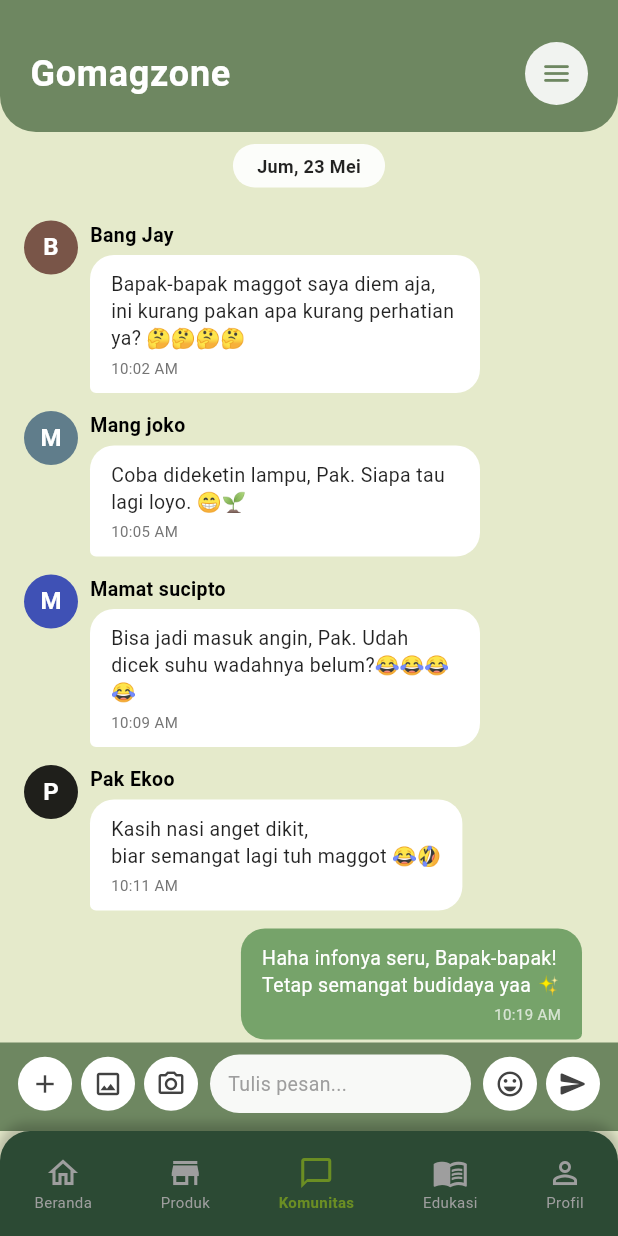
After one commit to ameliawaruwu/Go-Maggot-Flutter, a Flutter app: the ForumChatPage screen opened by its route, on a phone screen of 412 x 824 dp. The commit adds this screen. Run offline on Flutter 3.47's test engine with Material 3 defaults, Android fonts, the phone set to English and light mode, and no system bars.

Commit message:
halaman komunitas doneeee

```diff
--- /dev/null
+++ b/lib/forum_chat.dart
@@ -0,0 +1,370 @@
+import 'package:flutter/material.dart';
+import 'komponen-navbar.dart';
+
+class ForumChatPage extends StatelessWidget {
+  const ForumChatPage({super.key});
+
+  // warna-warna utama
+  static const Color topBarColor = Color(0xFF6E8761);      // hijau tua bar atas
+  static const Color pageBgColor = Color(0xFFE5EACB);     // hijau muda background
+  static const Color bubbleBgLight = Colors.white;
+  static const Color bubbleBgSelf = Color(0xFF76A36A);    // hijau balon chat kita
+  static const Color bottomBarColor = Color(0xFF6E8761);
+
+  @override
+  Widget build(BuildContext context) {
+    return Scaffold(
+      backgroundColor: pageBgColor,
+      appBar: PreferredSize(
+        preferredSize: const Size.fromHeight(120),
+        child: _buildTopBar(),
+      ),
+      body: Column(
+        children: [
+          const SizedBox(height: 8),
+          _buildDateChip(),
+          const SizedBox(height: 8),
+          const Expanded(
+            child: _ChatList(),
+          ),
+          const _ChatInputBar(),
+        ],
+      ),
+
+      // Komunitas = index 2 di CustomBottomNavBar kamu
+      bottomNavigationBar: const CustomBottomNavBar(
+        indexSelected: 2,
+      ),
+    );
+  }
+
+  // app bar custom mirip desain
+  Widget _buildTopBar() {
+    return Container(
+      decoration: const BoxDecoration(
+        color: topBarColor,
+        borderRadius: BorderRadius.only(
+          bottomLeft: Radius.circular(24),
+          bottomRight: Radius.circular(24),
+        ),
+      ),
+      padding: const EdgeInsets.only(
+        top: 28,
+        left: 20,
+        right: 20,
+        bottom: 18,
+      ),
+      child: SafeArea(
+        bottom: false,
+        child: Row(
+          mainAxisAlignment: MainAxisAlignment.spaceBetween,
+          children: [
+            const Text(
+              'Gomagzone',
+              style: TextStyle(
+                color: Colors.white,
+                fontSize: 24,
+                fontWeight: FontWeight.w700,
+                letterSpacing: 0.5,
+              ),
+            ),
+            Container(
+              padding: const EdgeInsets.all(10),
+              decoration: BoxDecoration(
+                color: Colors.white.withOpacity(0.9),
+                shape: BoxShape.circle,
+              ),
+              child: const Icon(
+                Icons.menu_rounded,
+                size: 22,
+                color: topBarColor,
+              ),
+            ),
+          ],
+        ),
+      ),
+    );
+  }
+
+  // chip tanggal "Jum, 23 Mei"
+  Widget _buildDateChip() {
+    return Center(
+      child: Container(
+        padding: const EdgeInsets.symmetric(horizontal: 16, vertical: 6),
+        decoration: BoxDecoration(
+          color: Colors.white.withOpacity(0.9),
+          borderRadius: BorderRadius.circular(16),
+        ),
+        child: const Text(
+          'Jum, 23 Mei',
+          style: TextStyle(
+            fontSize: 12,
+            fontWeight: FontWeight.w600,
+            color: Colors.black87,
+          ),
+        ),
+      ),
+    );
+  }
+}
+
+class _ChatList extends StatelessWidget {
+  const _ChatList();
+
+  @override
+  Widget build(BuildContext context) {
+    // daftar chat statis biar mirip desain
+    final messages = <_ChatMessage>[
+      _ChatMessage(
+        senderName: 'Bang Jay',
+        isMe: false,
+        avatarColor: Colors.brown,
+        text:
+            'Bapak-bapak maggot saya diem aja, ini kurang pakan apa kurang perhatian ya? 🤔🤔🤔🤔',
+        time: '10:02 AM',
+      ),
+      _ChatMessage(
+        senderName: 'Mang joko',
+        isMe: false,
+        avatarColor: Colors.blueGrey,
+        text: 'Coba dideketin lampu, Pak. Siapa tau lagi loyo. 😁🌱',
+        time: '10:05 AM',
+      ),
+      _ChatMessage(
+        senderName: 'Mamat sucipto',
+        isMe: false,
+        avatarColor: Colors.indigo,
+        text:
+            'Bisa jadi masuk angin, Pak. Udah dicek suhu wadahnya belum?😂😂😂😂',
+        time: '10:09 AM',
+      ),
+      _ChatMessage(
+        senderName: 'Pak Ekoo',
+        isMe: false,
+        avatarColor: Colors.black87,
+        text: 'Kasih nasi anget dikit,\nbiar semangat lagi tuh maggot 😂🤣',
+        time: '10:11 AM',
+      ),
+      _ChatMessage(
+        senderName: 'Saya',
+        isMe: true,
+        avatarColor: ForumChatPage.bubbleBgSelf,
+        text:
+            'Haha infonya seru, Bapak-bapak!\nTetap semangat budidaya yaa ✨',
+        time: '10:19 AM',
+      ),
+      _ChatMessage(
+        senderName: 'Mang joko',
+        isMe: false,
+        avatarColor: Colors.blueGrey,
+        text:
+            'Siap Admin! Kalau maggot saya sukses, saya traktir teh manis seember 😂🫖',
+        time: '10:23 AM',
+      ),
+    ];
+
+    return ListView.builder(
+      padding: const EdgeInsets.symmetric(horizontal: 16, vertical: 8),
+      itemCount: messages.length,
+      itemBuilder: (context, index) {
+        final msg = messages[index];
+        return _ChatBubble(message: msg);
+      },
+    );
+  }
+}
+
+class _ChatMessage {
+  final String senderName;
+  final bool isMe;
+  final Color avatarColor;
+  final String text;
+  final String time;
+
+  _ChatMessage({
+    required this.senderName,
+    required this.isMe,
+    required this.avatarColor,
+    required this.text,
+    required this.time,
+  });
+}
+
+class _ChatBubble extends StatelessWidget {
+  final _ChatMessage message;
+
+  const _ChatBubble({required this.message});
+
+  @override
+  Widget build(BuildContext context) {
+    final isMe = message.isMe;
+
+    final bubble = Container(
+      constraints: const BoxConstraints(maxWidth: 260),
+      padding: const EdgeInsets.symmetric(horizontal: 14, vertical: 10),
+      decoration: BoxDecoration(
+        color:
+            isMe ? ForumChatPage.bubbleBgSelf : ForumChatPage.bubbleBgLight,
+        borderRadius: BorderRadius.only(
+          topLeft: const Radius.circular(16),
+          topRight: const Radius.circular(16),
+          bottomLeft: Radius.circular(isMe ? 16 : 4),
+          bottomRight: Radius.circular(isMe ? 4 : 16),
+        ),
+      ),
+      child: Column(
+        crossAxisAlignment:
+            isMe ? CrossAxisAlignment.end : CrossAxisAlignment.start,
+        children: [
+          Text(
+            message.text,
+            style: TextStyle(
+              fontSize: 13,
+              color: isMe ? Colors.white : Colors.black87,
+              height: 1.4,
+            ),
+          ),
+          const SizedBox(height: 4),
+          Text(
+            message.time,
+            style: TextStyle(
+              fontSize: 10,
+              color: (isMe ? Colors.white70 : Colors.grey[600]),
+            ),
+          ),
+        ],
+      ),
+    );
+
+    // baris dengan avatar + nama + bubble
+    return Padding(
+      padding: const EdgeInsets.symmetric(vertical: 6),
+      child: Row(
+        crossAxisAlignment: CrossAxisAlignment.start,
+        mainAxisAlignment:
+            isMe ? MainAxisAlignment.end : MainAxisAlignment.start,
+        children: [
+          if (!isMe) ...[
+            _AvatarCircle(
+              color: message.avatarColor,
+              initials:
+                  message.senderName.isNotEmpty ? message.senderName[0] : '?',
+            ),
+            const SizedBox(width: 8),
+          ],
+          Flexible(
+            child: Column(
+              crossAxisAlignment:
+                  isMe ? CrossAxisAlignment.end : CrossAxisAlignment.start,
+              children: [
+                if (!isMe)
+                  Text(
+                    message.senderName,
+                    style: const TextStyle(
+                      fontWeight: FontWeight.w600,
+                      fontSize: 13,
+                    ),
+                  ),
+                if (!isMe) const SizedBox(height: 4),
+                bubble,
+              ],
+            ),
+          ),
+          if (isMe) const SizedBox(width: 8),
+        ],
+      ),
+    );
+  }
+}
+
+class _AvatarCircle extends StatelessWidget {
+  final Color color;
+  final String initials;
+
+  const _AvatarCircle({
+    required this.color,
+    required this.initials,
+  });
+
+  @override
+  Widget build(BuildContext context) {
+    return CircleAvatar(
+      radius: 18,
+      backgroundColor: color,
+      child: Text(
+        initials.toUpperCase(),
+        style: const TextStyle(
+          color: Colors.white,
+          fontWeight: FontWeight.bold,
+        ),
+      ),
+    );
+  }
+}
+
+class _ChatInputBar extends StatelessWidget {
+  const _ChatInputBar();
+
+  @override
+  Widget build(BuildContext context) {
+    return Container(
+      color: ForumChatPage.bottomBarColor,
+      padding: const EdgeInsets.fromLTRB(12, 8, 12, 12),
+      child: SafeArea(
+        top: false,
+        child: Row(
+          children: [
+            // ikon + dan lainnya
+            Row(
+              children: [
+                _iconCircle(Icons.add),
+                const SizedBox(width: 6),
+                _iconCircle(Icons.image_outlined),
+                const SizedBox(width: 6),
+                _iconCircle(Icons.camera_alt_outlined),
+              ],
+            ),
+            const SizedBox(width: 8),
+            // text field bubble
+            Expanded(
+              child: Container(
+                padding: const EdgeInsets.symmetric(
+                    horizontal: 12, vertical: 10),
+                decoration: BoxDecoration(
+                  color: Colors.white.withOpacity(0.95),
+                  borderRadius: BorderRadius.circular(24),
+                ),
+                child: const Text(
+                  'Tulis pesan...',
+                  style: TextStyle(
+                    fontSize: 13,
+                    color: Colors.grey,
+                  ),
+                ),
+              ),
+            ),
+            const SizedBox(width: 8),
+            _iconCircle(Icons.emoji_emotions_outlined),
+            const SizedBox(width: 6),
+            _iconCircle(Icons.send_rounded),
+          ],
+        ),
+      ),
+    );
+  }
+
+  Widget _iconCircle(IconData icon) {
+    return Container(
+      padding: const EdgeInsets.all(8),
+      decoration: const BoxDecoration(
+        shape: BoxShape.circle,
+        color: Colors.white,
+      ),
+      child: Icon(
+        icon,
+        size: 20,
+        color: Colors.grey[800],
+      ),
+    );
+  }
+}
--- a/lib/home_page.dart
+++ b/lib/home_page.dart
@@ -1,29 +1,34 @@
 import 'package:flutter/material.dart';
 import 'komponen-navbar.dart';
 import 'galeri.dart';
-import 'notifikasi.dart'; // <--- 1. IMPORT FILE NOTIFIKASI
+import 'notifikasi.dart';
 
 class HomePage extends StatelessWidget {
   const HomePage({super.key});
 
+  // warna yang dipakai berulang
+  static const Color primaryDarkGreen = Color(0xFF385E39);
+  static const Color accentLightGreen = Color(0xFF6E9E4F);
+  static const Color secondaryTextColor = Colors.white;
+
   @override
   Widget build(BuildContext context) {
-    // Definisi Warna Lokal
-    const Color primaryDarkGreen = Color(0xFF385E39);
-    const Color accentLightGreen = Color(0xFF6E9E4F);
-    const Color secondaryTextColor = Colors.white;
-
     return Scaffold(
       backgroundColor: Colors.white,
 
-      // --- APP BAR ---
+      // APP BAR
       appBar: AppBar(
         backgroundColor: primaryDarkGreen,
         automaticallyImplyLeading: false,
         elevation: 0,
         toolbarHeight: 90,
         flexibleSpace: Container(
-          padding: const EdgeInsets.only(top: 40, left: 20, right: 20, bottom: 10),
+          padding: const EdgeInsets.only(
+            top: 40,
+            left: 20,
+            right: 20,
+            bottom: 10,
+          ),
           decoration: const BoxDecoration(
             color: primaryDarkGreen,
             borderRadius: BorderRadius.only(
@@ -35,7 +40,7 @@ class HomePage extends StatelessWidget {
             mainAxisAlignment: MainAxisAlignment.spaceBetween,
             crossAxisAlignment: CrossAxisAlignment.center,
             children: [
-              // Logo Teks
+              // Logo teks GoMaggot
               RichText(
                 text: const TextSpan(
                   style: TextStyle(
@@ -57,22 +62,30 @@ class HomePage extends StatelessWidget {
                   ],
                 ),
               ),
-              // Ikon Kanan
+
+              // Icon search + notifikasi
               Row(
                 children: [
                   IconButton(
-                    icon: const Icon(Icons.search, color: secondaryTextColor, size: 30),
+                    icon: const Icon(
+                      Icons.search,
+                      color: secondaryTextColor,
+                      size: 30,
+                    ),
                     onPressed: () {},
                   ),
-
-                  // --- 2. UPDATE ICON NOTIFIKASI DI SINI ---
                   IconButton(
-                    icon: const Icon(Icons.notifications_none, color: secondaryTextColor, size: 30),
+                    icon: const Icon(
+                      Icons.notifications_none,
+                      color: secondaryTextColor,
+                      size: 30,
+                    ),
                     onPressed: () {
-                      // Pindah ke Halaman Notifikasi
                       Navigator.push(
                         context,
-                        MaterialPageRoute(builder: (context) => const NotifikasiPage()),
+                        MaterialPageRoute(
+                          builder: (context) => const NotifikasiPage(),
+                        ),
                       );
                     },
                   ),
@@ -85,6 +98,7 @@ class HomePage extends StatelessWidget {
 
       body: const HomeContent(),
 
+      // indexSelected = 0 artinya tab "Home" di navbar yang aktif
       bottomNavigationBar: const CustomBottomNavBar(
         indexSelected: 0,
       ),
@@ -92,7 +106,8 @@ class HomePage extends StatelessWidget {
   }
 }
 
-// === KONTEN BERANDA (TIDAK ADA PERUBAHAN DI BAWAH INI) ===
+// ================== KONTEN BERANDA ======================
+
 class HomeContent extends StatelessWidget {
   const HomeContent({super.key});
 
@@ -127,7 +142,13 @@ class HomeContent extends StatelessWidget {
       decoration: BoxDecoration(
         color: backgroundLightGreen,
         borderRadius: BorderRadius.circular(15),
-          boxShadow: [BoxShadow(color: Colors.black.withOpacity(0.1), blurRadius: 5, offset: const Offset(0, 3)),],
+        boxShadow: [
+          BoxShadow(
+            color: Colors.black.withOpacity(0.1),
+            blurRadius: 5,
+            offset: const Offset(0, 3),
+          ),
+        ],
       ),
       child: Row(
         crossAxisAlignment: CrossAxisAlignment.start,
@@ -139,13 +160,20 @@ class HomeContent extends StatelessWidget {
               width: 100,
               height: 100,
               fit: BoxFit.cover,
-                  errorBuilder: (ctx, err, stack) => const Icon(Icons.image, size: 50, color: Colors.grey),
+              errorBuilder: (ctx, err, stack) =>
+                  const Icon(Icons.image, size: 50, color: Colors.grey),
             ),
           ),
           const SizedBox(width: 15),
           const Expanded(
-                child: Text('Apa itu maggot?\nMaggot atau lebih sering disebut sebagai belatung, merupakan larva dari jenis lalat Black Soldier Fly (BSF).',
-                  style: TextStyle(fontSize: 14, color: primaryTextColor, height: 1.4,),
+            child: Text(
+              'Apa itu maggot?\nMaggot atau lebih sering disebut sebagai belatung, '
+              'merupakan larva dari jenis lalat Black Soldier Fly (BSF).',
+              style: TextStyle(
+                fontSize: 14,
+                color: primaryTextColor,
+                height: 1.4,
+              ),
               textAlign: TextAlign.justify,
               maxLines: 5,
               overflow: TextOverflow.ellipsis,
@@ -162,7 +190,14 @@ class HomeContent extends StatelessWidget {
       child: Column(
         crossAxisAlignment: CrossAxisAlignment.start,
         children: [
-          const Text('Produk Terlaris Bulan Ini!', style: TextStyle(fontSize: 20, fontWeight: FontWeight.bold, color: primaryDarkGreen,),),
+          const Text(
+            'Produk Terlaris Bulan Ini!',
+            style: TextStyle(
+              fontSize: 20,
+              fontWeight: FontWeight.bold,
+              color: primaryDarkGreen,
+            ),
+          ),
           const SizedBox(height: 15),
           GridView.count(
             crossAxisCount: 2,
@@ -195,7 +230,8 @@ class HomeContent extends StatelessWidget {
         child: Image.asset(
           imagePath,
           fit: BoxFit.contain,
-          errorBuilder: (ctx, err, stack) => const Icon(Icons.image_not_supported, color: Colors.grey),
+          errorBuilder: (ctx, err, stack) =>
+              const Icon(Icons.image_not_supported, color: Colors.grey),
         ),
       ),
     );
@@ -224,16 +260,34 @@ class HomeContent extends StatelessWidget {
               gradient: LinearGradient(
                 begin: Alignment.bottomCenter,
                 end: Alignment.topCenter,
-                colors: [Colors.black.withOpacity(0.6), Colors.transparent],
+                colors: [
+                  Colors.black.withOpacity(0.6),
+                  Colors.transparent,
+                ],
               ),
             ),
             child: const Column(
               crossAxisAlignment: CrossAxisAlignment.start,
               mainAxisAlignment: MainAxisAlignment.end,
               children: [
-                Text('Yuk budidaya maggot!', style: TextStyle(color: secondaryTextColor, fontSize: 22, fontWeight: FontWeight.bold,),),
+                Text(
+                  'Yuk budidaya maggot!',
+                  style: TextStyle(
+                    color: secondaryTextColor,
+                    fontSize: 22,
+                    fontWeight: FontWeight.bold,
+                  ),
+                ),
                 SizedBox(height: 5),
-                Text('Mengenal lebih dalam seputar budidaya maggot yang mudah.', style: TextStyle(color: secondaryTextColor, fontSize: 14,), maxLines: 2, overflow: TextOverflow.ellipsis,),
+                Text(
+                  'Mengenal lebih dalam seputar budidaya maggot yang mudah.',
+                  style: TextStyle(
+                    color: secondaryTextColor,
+                    fontSize: 14,
+                  ),
+                  maxLines: 2,
+                  overflow: TextOverflow.ellipsis,
+                ),
                 SizedBox(height: 40),
               ],
             ),
@@ -245,14 +299,24 @@ class HomeContent extends StatelessWidget {
               onPressed: () {
                 Navigator.push(
                   context,
-                  MaterialPageRoute(builder: (context) => const GaleriPage()),
+                  MaterialPageRoute(
+                    builder: (context) => const GaleriPage(),
+                  ),
                 );
               },
               style: ElevatedButton.styleFrom(
                 backgroundColor: accentLightGreen,
-                shape: RoundedRectangleBorder(borderRadius: BorderRadius.circular(20),),
+                shape: RoundedRectangleBorder(
+                  borderRadius: BorderRadius.circular(20),
                 ),
-              child: const Text('selengkapnya', style: TextStyle(color: secondaryTextColor, fontWeight: FontWeight.bold),),
+              ),
+              child: const Text(
+                'selengkapnya',
+                style: TextStyle(
+                  color: secondaryTextColor,
+                  fontWeight: FontWeight.bold,
+                ),
+              ),
             ),
           ),
         ],
--- a/lib/komponen-navbar.dart
+++ b/lib/komponen-navbar.dart
@@ -1,6 +1,7 @@
 import 'package:flutter/material.dart';
 import 'main.dart';
 import 'product.dart';
+
 class CustomBottomNavBar extends StatelessWidget {
   final int indexSelected;
 
@@ -10,34 +11,41 @@ class CustomBottomNavBar extends StatelessWidget {
   });
 
   void _onNavBarTap(BuildContext context, int index) {
+    // Kalau tab yang aktif diklik lagi, tidak usah navigasi ulang
     if (index == indexSelected) return;
+
     switch (index) {
-      case 0:
+      case 0: // Beranda
         Navigator.pushReplacementNamed(context, HomeRoute);
         break;
 
-      case 1:
+      case 1: // Produk
         Navigator.pushReplacementNamed(context, ProductRoute);
         break;
 
-      case 2:
+      case 2: // Komunitas
+        Navigator.pushReplacementNamed(context, ForumRoute);
         break;
 
-      case 3:
+      case 3: // Edukasi
         Navigator.pushReplacementNamed(context, EdukasiRoute);
         break;
 
-      case 4:
+      case 4: // Profil
         Navigator.pushReplacementNamed(context, ProfileRoute);
         break;
     }
   }
 
-  Widget _buildNavItem(BuildContext context, IconData icon, String label, int index) {
+  Widget _buildNavItem(
+    BuildContext context,
+    IconData icon,
+    String label,
+    int index,
+  ) {
     final isSelected = index == indexSelected;
-    final selectedColor = const Color(0xFF6B8E23);
-    final unselectedColor = Colors.grey;
-    final primaryDarkGreen = const Color(0xFF2C4A34);
+    const selectedColor = Color(0xFF6B8E23); // hijau olive
+    const unselectedColor = Colors.grey;
 
     return InkWell(
       onTap: () => _onNavBarTap(context, index),
@@ -55,9 +63,10 @@ class CustomBottomNavBar extends StatelessWidget {
             Text(
               label,
               style: TextStyle(
-                fontSize: 10, // Ukuran font diperkecil sedikit agar muat
+                fontSize: 10,
                 color: isSelected ? selectedColor : unselectedColor,
-                fontWeight: isSelected ? FontWeight.bold : FontWeight.normal,
+                fontWeight:
+                    isSelected ? FontWeight.bold : FontWeight.normal,
               ),
             ),
           ],
@@ -68,7 +77,7 @@ class CustomBottomNavBar extends StatelessWidget {
 
   @override
   Widget build(BuildContext context) {
-    final primaryDarkGreen = const Color(0xFF2C4A34);
+    const primaryDarkGreen = Color(0xFF2C4A34);
 
     return Container(
       height: 70,
--- a/lib/main.dart
+++ b/lib/main.dart
@@ -8,6 +8,8 @@ import 'keranjang.dart';
 import 'pembayaran.dart';
 import 'feedback.dart';
 import 'home_page.dart';
+import 'forum_chat.dart';
+
 
 // Route
 const String LoginRoute = '/';
@@ -18,6 +20,8 @@ const String PaymentRoute = '/payment';
 const String FeedbackRoute = '/feedback';
 const String HomeRoute = '/home';
 const String EdukasiRoute = '/edukasi';
+const String ForumRoute = '/forum-chat';
+
 
 void main() {
   runApp(const MyApp());
@@ -52,6 +56,8 @@ class MyApp extends StatelessWidget {
         FeedbackRoute: (context) => const FeedbackPage(),
         HomeRoute: (context) => const HomePage(),
         EdukasiRoute: (context) => const EdukasiPage(),
+        ForumRoute: (context) => const ForumChatPage(),
+
       },
     );
   }
```
Lines whose indentation alone changed are shown as unchanged.
